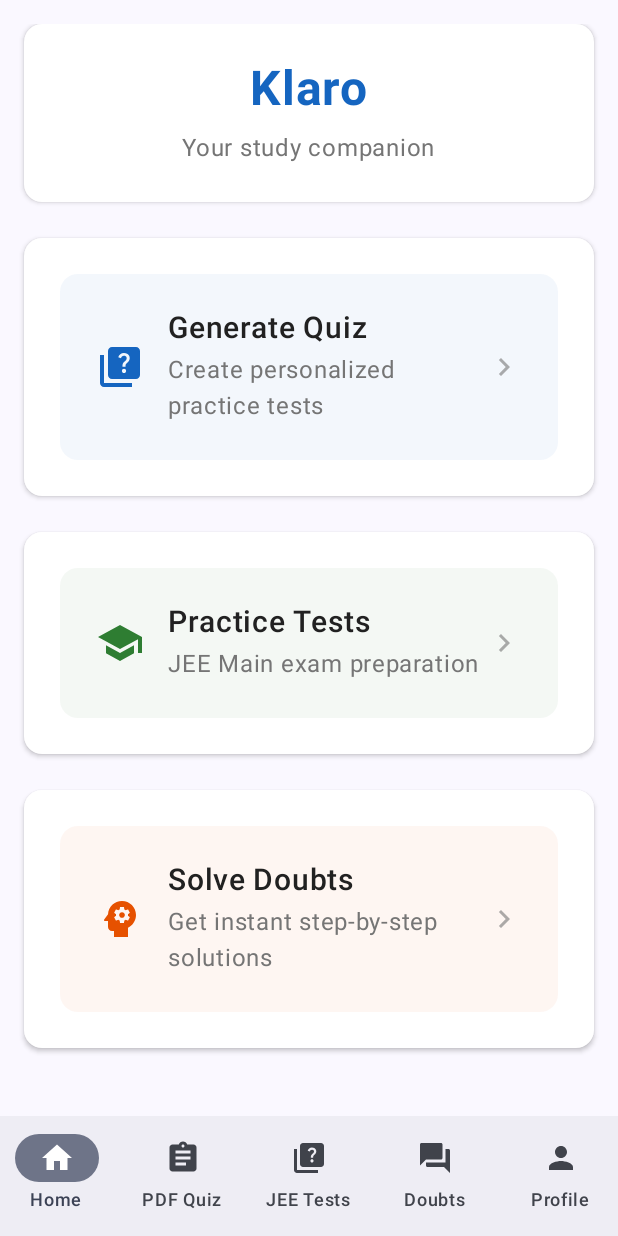
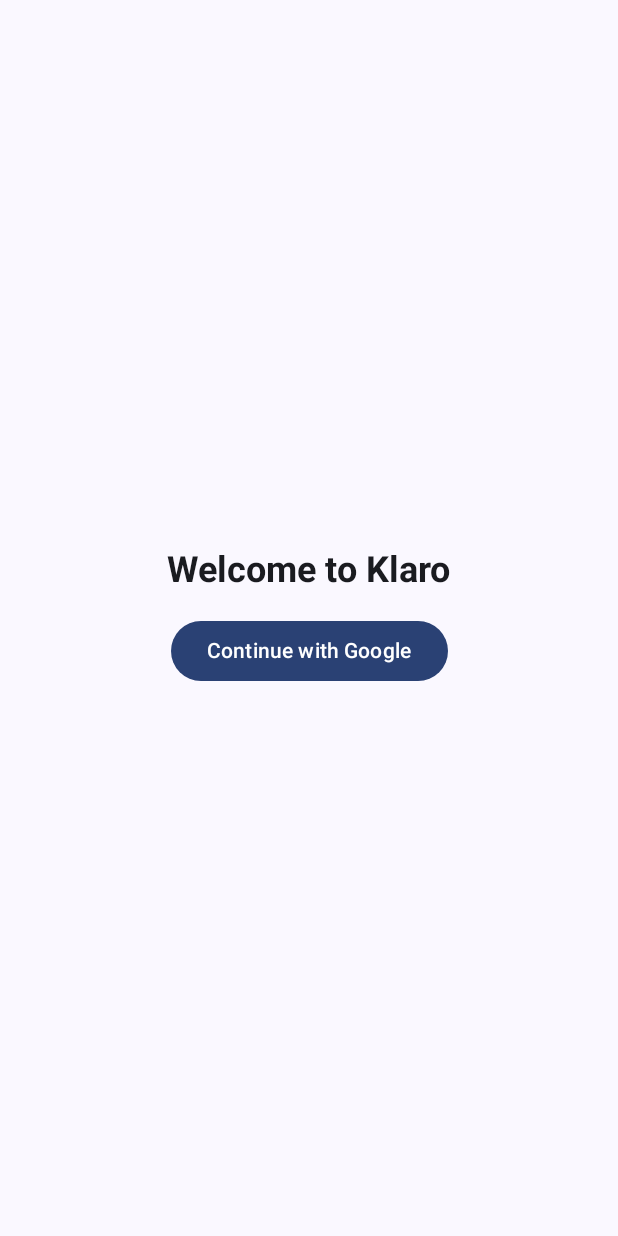
Before and after one commit to PSP-learn/klaro-educational-platform, an Android app built with Jetpack Compose: the screen it shows after launch (MainActivity), on a phone screen of 412 x 824 dp. Run offline under Robolectric (Android 15) with nearby library versions, the phone set to English and light mode, and no system bars; our stand-ins replace Dagger/Hilt's generated code.

Commit message:
Backend: Dockerfile install freetype/libart and set include flags for reportlab build; Android: Supabase Google sign-in (manual OAuth), Login route, Profile sign-out, token storage; Doubt solving: use /api/doubts/solve with fallback to legacy and mapping fixes; Gradle: read SUPABASE_URL/ANON_KEY from gradle.properties

```diff
--- a/android/KlaroApp/app/src/main/java/com/klaro/app/data/api/KlaroApiService.kt
+++ b/android/KlaroApp/app/src/main/java/com/klaro/app/data/api/KlaroApiService.kt
@@ -99,8 +99,16 @@
     // 🤔 Doubt Solving Endpoints
     // ================================================================================
 
+    // Production (Supabase-auth): text doubt via form-encoded field 'question'
+    @FormUrlEncoded
+    @POST("doubts/solve")
+    suspend fun solveDoubtAuth(
+        @Field("question") question: String
+    ): Response<Map<String, Any>>
+
+    // Legacy enhanced JSON (kept for compatibility with older backend variants)
     @POST("doubt/solve-enhanced")
-    suspend fun solveDoubt(@Body request: DoubtRequest): Response<DoubtSolution>
+    suspend fun solveDoubt(@Body request: DoubtRequest): Response<Map<String, Any>>
 
     @Multipart
     @POST("doubt/solve-image")
--- a/android/KlaroApp/app/src/main/java/com/klaro/app/presentation/MainActivity.kt
+++ b/android/KlaroApp/app/src/main/java/com/klaro/app/presentation/MainActivity.kt
@@ -47,17 +47,24 @@
 @Composable
 fun KlaroApp() {
     val navController = rememberNavController()
+    val navBackStackEntry by navController.currentBackStackEntryAsState()
+    val currentRoute = navBackStackEntry?.destination?.route
 
     Scaffold(
         bottomBar = {
-            KlaroBottomBar(navController = navController)
+            if (currentRoute != Screen.Login.route) {
+                KlaroBottomBar(navController = navController)
+            }
         }
     ) { paddingValues ->
         NavHost(
             navController = navController,
-            startDestination = Screen.Home.route,
+            startDestination = Screen.Login.route,
             modifier = Modifier.padding(paddingValues)
         ) {
+            composable(Screen.Login.route) {
+                LoginScreen(navController = navController)
+            }
             composable(Screen.Home.route) {
                 HomeScreen(navController = navController)
             }
@@ -128,6 +135,7 @@
 // ================================================================================
 
 sealed class Screen(val route: String, val title: String, val icon: ImageVector) {
+    object Login : Screen("login", "Login", Icons.Filled.Login)
     object Home : Screen("home", "Home", Icons.Filled.Home)
     object PdfGenerator : Screen("pdf_generator", "PDF Quiz", Icons.Filled.Assignment)
     object JeeTest : Screen("jee_test", "JEE Tests", Icons.Filled.Quiz)
--- /dev/null
+++ b/android/KlaroApp/app/src/main/java/com/klaro/app/presentation/screens/LoginScreen.kt
@@ -0,0 +1,76 @@
+package com.klaro.app.presentation.screens
+
+import android.app.Activity
+import android.net.Uri
+import androidx.compose.foundation.layout.Arrangement
+import androidx.compose.foundation.layout.Column
+import androidx.compose.foundation.layout.Spacer
+import androidx.compose.foundation.layout.fillMaxSize
+import androidx.compose.foundation.layout.height
+import androidx.compose.material3.Button
+import androidx.compose.material3.MaterialTheme
+import androidx.compose.material3.Text
+import androidx.compose.runtime.Composable
+import androidx.compose.runtime.LaunchedEffect
+import androidx.compose.runtime.collectAsState
+import androidx.compose.runtime.getValue
+import androidx.compose.ui.Alignment
+import androidx.compose.ui.Modifier
+import androidx.compose.ui.platform.LocalContext
+import androidx.compose.ui.unit.dp
+import androidx.hilt.navigation.compose.hiltViewModel
+import androidx.navigation.NavController
+import com.klaro.app.presentation.auth.AuthViewModel
+import android.widget.Toast
+
+@Composable
+fun LoginScreen(navController: NavController) {
+    val viewModel: AuthViewModel = hiltViewModel()
+    val isLoggedIn by viewModel.isLoggedIn.collectAsState()
+    val context = LocalContext.current
+    val lastMessage by viewModel.lastMessage.collectAsState()
+
+    // Handle returning deep links (OAuth callback) when activity is (re)launched
+    LaunchedEffect(Unit) {
+        val activity = context as? Activity
+        val data: Uri? = activity?.intent?.data
+        if (data != null) {
+            viewModel.handleDeepLink(data)
+            // Prevent reprocessing the same deep link
+            activity.intent?.data = null
+        }
+    }
+
+    // Show toast messages for auth events
+    LaunchedEffect(lastMessage) {
+        lastMessage?.let { msg ->
+            Toast.makeText(context, msg, Toast.LENGTH_SHORT).show()
+            viewModel.clearMessage()
+        }
+    }
+
+    // Navigate to Home once logged in
+    LaunchedEffect(isLoggedIn) {
+        if (isLoggedIn) {
+            navController.navigate("home") {
+                popUpTo(0)
+                launchSingleTop = true
+            }
+        }
+    }
+
+    Column(
+        modifier = Modifier.fillMaxSize(),
+        verticalArrangement = Arrangement.Center,
+        horizontalAlignment = Alignment.CenterHorizontally
+    ) {
+        Text(
+            text = "Welcome to Klaro",
+            style = MaterialTheme.typography.headlineSmall
+        )
+        Spacer(modifier = Modifier.height(16.dp))
+        Button(onClick = { viewModel.signInWithGoogle(context) }) {
+            Text("Continue with Google")
+        }
+    }
+}
--- a/android/KlaroApp/gradle.properties
+++ b/android/KlaroApp/gradle.properties
@@ -3,3 +3,8 @@
 org.gradle.daemon=true
 org.gradle.parallel=true
 org.gradle.configureondemand=true
+
+# Supabase configuration (override locally or via CI secret injection)
+# For local dev, set your project values here or in ~/.gradle/gradle.properties
+SUPABASE_URL=https://mmplwpgdbnnvxqswaaae.supabase.co
+SUPABASE_ANON_KEY=eyJhbGciOiJIUzI1NiIsInR5cCI6IkpXVCJ9.eyJpc3MiOiJzdXBhYmFzZSIsInJlZiI6Im1tcGx3cGdkYm5udnhxc3dhYWFlIiwicm9sZSI6ImFub24iLCJpYXQiOjE3NTY2MjM3ODEsImV4cCI6MjA3MjE5OTc4MX0.hOlPA4q-yWEfpXgFZUFKqLnMvue5F2R86nmt7eNPuAU
```
Also changed, not shown: android/KlaroApp/app/build.gradle.kts (+20 -7 lines), android/KlaroApp/app/src/main/AndroidManifest.xml (+10 -0 lines), android/KlaroApp/app/src/main/java/com/klaro/app/data/repository/DoubtSolvingRepository.kt (+86 -43 lines), android/KlaroApp/app/src/main/java/com/klaro/app/di/SupabaseModule.kt (added, +36 -0 lines), android/KlaroApp/app/src/main/java/com/klaro/app/presentation/auth/AuthViewModel.kt (added, +74 -0 lines), android/KlaroApp/app/src/main/java/com/klaro/app/presentation/screens/ProfileScreen.kt (+26 -1 lines), 1 other file.
